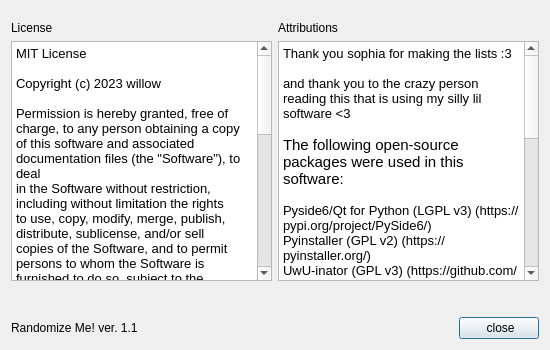
Before: the Qt Designer form about/UI/about.ui in willowyx/RandomizeMe, drawn with Qt 5.
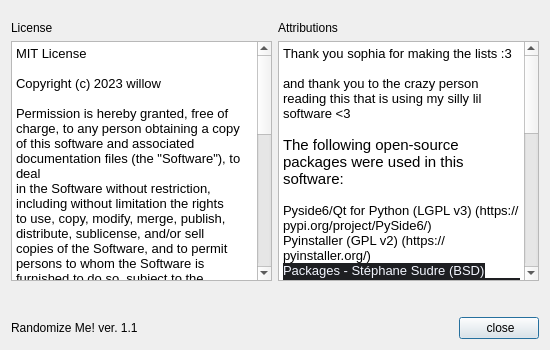
After: the same form once the commit is applied. Icons and pictures are not drawn.

Commit message: [patch 1.1.6] -updated attributions files and in about window -added gradient to image for pkg installer

The edit to the form file:
```diff
--- a/about/UI/about.ui
+++ b/about/UI/about.ui
@@ -122,6 +122,7 @@
 &lt;p style=&quot;-qt-paragraph-type:empty; margin-top:0px; margin-bottom:0px; margin-left:0px; margin-right:0px; -qt-block-indent:0; text-indent:0px; font-size:10pt;&quot;&gt;&lt;br /&gt;&lt;/p&gt;
 &lt;p style=&quot; margin-top:0px; margin-bottom:0px; margin-left:0px; margin-right:0px; -qt-block-indent:0; text-indent:0px;&quot;&gt;&lt;span style=&quot; font-size:10pt;&quot;&gt;Pyside6/Qt for Python (LGPL v3) (https://pypi.org/project/PySide6/)&lt;/span&gt;&lt;/p&gt;
 &lt;p style=&quot; margin-top:0px; margin-bottom:0px; margin-left:0px; margin-right:0px; -qt-block-indent:0; text-indent:0px;&quot;&gt;&lt;span style=&quot; font-size:10pt;&quot;&gt;Pyinstaller (GPL v2) (https://pyinstaller.org/)&lt;/span&gt;&lt;/p&gt;
+&lt;p style=&quot; margin-top:0px; margin-bottom:0px; margin-left:0px; margin-right:0px; -qt-block-indent:0; text-indent:0px;&quot;&gt;&lt;span style=&quot; font-family:'JetBrains Mono','monospace'; font-size:9.8pt; color:#f3f6ff; background-color:#1e1f22;&quot;&gt;Packages - Stéphane Sudre (BSD) (http://s.sudre.free.fr/Software/Packages/about.html)&lt;/span&gt;&lt;/p&gt;
 &lt;p style=&quot; margin-top:0px; margin-bottom:0px; margin-left:0px; margin-right:0px; -qt-block-indent:0; text-indent:0px;&quot;&gt;&lt;span style=&quot; font-size:10pt;&quot;&gt;UwU-inator (GPL v3) (https://github.com/senguyen1011/UwUinator)&lt;/span&gt;&lt;/p&gt;
 &lt;p style=&quot;-qt-paragraph-type:empty; margin-top:0px; margin-bottom:0px; margin-left:0px; margin-right:0px; -qt-block-indent:0; text-indent:0px; font-size:10pt;&quot;&gt;&lt;br /&gt;&lt;/p&gt;
 &lt;p style=&quot;-qt-paragraph-type:empty; margin-top:0px; margin-bottom:0px; margin-left:0px; margin-right:0px; -qt-block-indent:0; text-indent:0px; font-size:9pt;&quot;&gt;&lt;br /&gt;&lt;/p&gt;
```
The commit also changes 5 other files.
